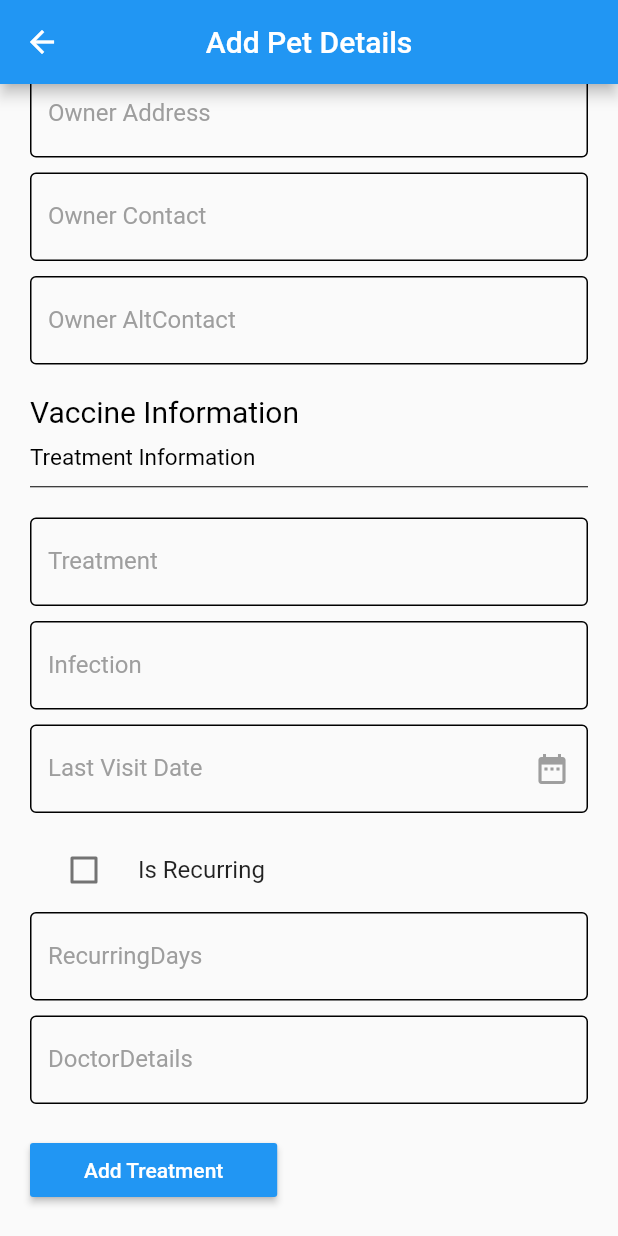
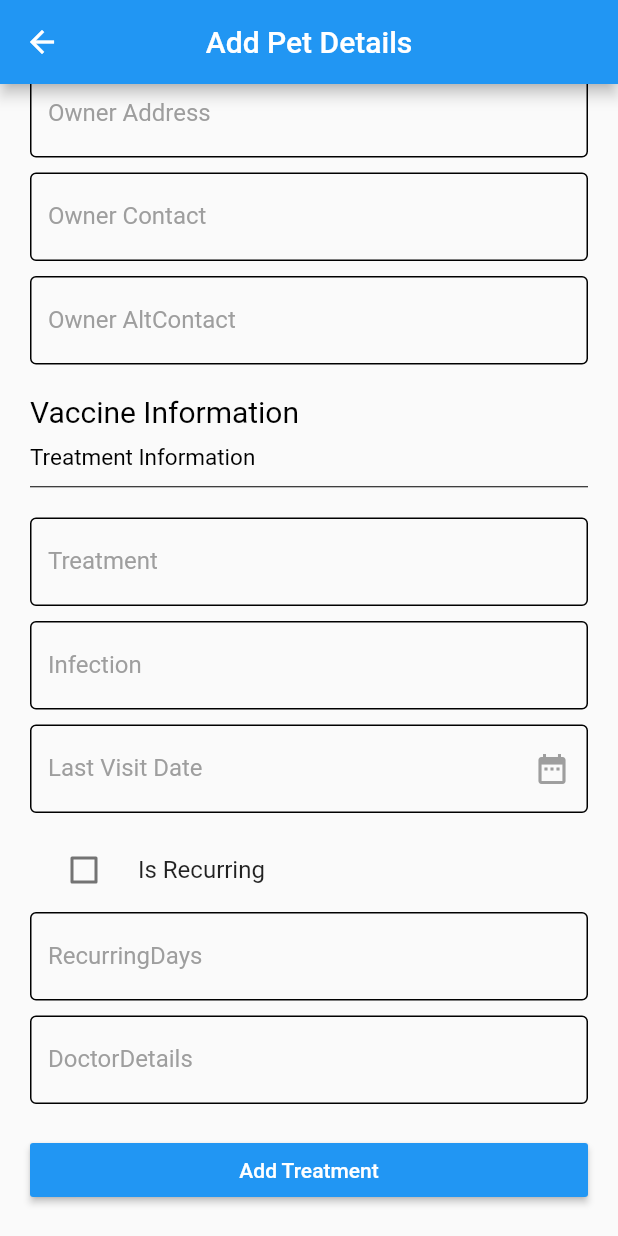
Before and after one commit to jtanna32/mymall, a Flutter app: the AddPetDetails screen opened directly, scrolled down 1443 dp, on a phone screen of 412 x 824 dp. Run offline on Flutter 3.47's test engine with Material 2 defaults, Android fonts, the phone set to English and light mode, and no system bars; our stand-ins replace bloc, flutter_bloc, image_picker, sqflite; accounts and stored records are empty.

Commit message:
- add new add button in upload images

```diff
--- a/lib/view/add_pet_details.dart
+++ b/lib/view/add_pet_details.dart
@@ -45,22 +45,25 @@ class _AddPetDetailsState extends State<AddPetDetails> {
   final TextEditingController _ownerAltContactController =
       TextEditingController();
 
-  ValueNotifier<bool> _dogImageUpdate = ValueNotifier<bool>(false);
-  List<String> _dogImages = [];
+  final ValueNotifier<bool> _dogImageUpdate = ValueNotifier<bool>(false);
+  final List<String> _dogImages = [];
 
-  ValueNotifier<bool> _birthMarkImageUpdate = ValueNotifier<bool>(false);
+  final ValueNotifier<bool> _birthMarkImageUpdate = ValueNotifier<bool>(false);
   String _birthMarkImage = "";
 
-  ValueNotifier<bool> _pictureWithOwnerUpdate = ValueNotifier<bool>(false);
+  final ValueNotifier<bool> _pictureWithOwnerUpdate =
+      ValueNotifier<bool>(false);
   String _pictureWithOwner = "";
 
-  List<Infection> _treatmentList = [Infection()];
+  final List<Infection> _treatmentList = [Infection()];
 
   List<ValueNotifier<bool>> isRecurringUpdateList = [
     ValueNotifier<bool>(false)
   ];
 
-  List<TextEditingController> _lastVisitDateController = [TextEditingController()];
+  final List<TextEditingController> _lastVisitDateController = [
+    TextEditingController()
+  ];
 
   @override
   Widget build(BuildContext context) {
@@ -399,11 +402,8 @@ class _AddPetDetailsState extends State<AddPetDetails> {
     return ValueListenableBuilder<bool>(
       valueListenable: _dogImageUpdate,
       builder: (context, b, __) {
-        return _dogImages.isNotEmpty
-            ? _imageList()
-            : _addButton(onTap: () {
-                _selectMultipleImages();
-              });
+        print("dogImage,${_dogImages.length}");
+        return _imageList();
       },
     );
   }
@@ -413,7 +413,9 @@ class _AddPetDetailsState extends State<AddPetDetails> {
       valueListenable: _birthMarkImageUpdate,
       builder: (context, b, __) {
         return _birthMarkImage.isNotEmpty
-            ? Card(
+            ? SizedBox(
+                width: 400,
+                height: 300,
                 child: Image.memory(base64Decode(_birthMarkImage)),
               )
             : _addButton(onTap: () async {
@@ -431,7 +433,9 @@ class _AddPetDetailsState extends State<AddPetDetails> {
       valueListenable: _pictureWithOwnerUpdate,
       builder: (context, b, __) {
         return _pictureWithOwner.isNotEmpty
-            ? Card(
+            ? SizedBox(
+                width: 400,
+                height: 300,
                 child: Image.memory(base64Decode(_pictureWithOwner)),
               )
             : _addButton(onTap: () async {
@@ -445,16 +449,29 @@ class _AddPetDetailsState extends State<AddPetDetails> {
   }
 
   Widget _imageList() {
-    return GridView.builder(
+    return Column(
+      children: [
+        _addButton(onTap: () {
+          _dogImageUpdate.value = false;
+          _selectMultipleImages();
+        }),
+        _dogImages.isNotEmpty?
+        GridView.builder(
           itemCount: _dogImages.length,
+          physics: const NeverScrollableScrollPhysics(),
           shrinkWrap: true,
           gridDelegate: const SliverGridDelegateWithFixedCrossAxisCount(
-          crossAxisCount: /*(orientation == Orientation.portrait) ? 2 :*/ 3),
+              crossAxisCount: 3),
           itemBuilder: (BuildContext context, int index) {
             return Card(
-          child: Image.memory(base64Decode(_dogImages[index])),
+              child: Image.memory(
+                base64Decode(_dogImages[index]),
+                fit: BoxFit.contain,
+              ),
             );
           },
+        ):const SizedBox.shrink(),
+      ],
     );
   }
 
@@ -481,13 +498,16 @@ class _AddPetDetailsState extends State<AddPetDetails> {
   void _selectMultipleImages() async {
     final ImagePicker imagePicker = ImagePicker();
     final List<XFile>? selectedImages = await imagePicker.pickMultiImage();
-    if (selectedImages!.isNotEmpty) {
+    print("rekjfhrwf,${selectedImages!.length}");
+    if (selectedImages.isNotEmpty) {
       for (var element in selectedImages) {
         List<int> imageBytes = await element.readAsBytes();
         String base64Image = base64Encode(imageBytes);
         _dogImages.add(base64Image);
       }
     }
+
+    print("llhkllkj,${_dogImages.length}");
 
     _dogImageUpdate.value = true;
   }
@@ -550,12 +570,13 @@ class _AddPetDetailsState extends State<AddPetDetails> {
             itemBuilder: (context, index) {
               return Column(
                 children: [
-
                   const Divider(
                     height: 1,
                     color: Colors.black,
                   ),
-                  SizedBox(height: 20,),
+                  const SizedBox(
+                    height: 20,
+                  ),
 
                   // treatment
                   _appTextField(
@@ -582,7 +603,7 @@ class _AddPetDetailsState extends State<AddPetDetails> {
                   // infection
                   _appTextField(
                     labelText: "Last Visit Date",
-                    controller:  _lastVisitDateController[index],
+                    controller: _lastVisitDateController[index],
                     readOnly: true,
                     suffixIcon: const Icon(
                       Icons.date_range,
@@ -604,7 +625,6 @@ class _AddPetDetailsState extends State<AddPetDetails> {
                   ValueListenableBuilder<bool>(
                     valueListenable: isRecurringUpdateList[index],
                     builder: (context, isRecurring, __) {
-
                       return Column(
                         crossAxisAlignment: CrossAxisAlignment.start,
                         children: [
@@ -644,12 +664,15 @@ class _AddPetDetailsState extends State<AddPetDetails> {
                       _treatmentList[index].doctorDetails = doctorDetails;
                     },
                   ),
-                  const SizedBox(height: 20,),
-
+                  const SizedBox(
+                    height: 20,
+                  ),
                 ],
               );
             }),
-        MaterialButton(
+        SizedBox(
+          width: MediaQuery.of(context).size.width,
+          child: MaterialButton(
             color: Colors.blue,
             minWidth: MediaQuery.of(context).size.width * 0.4,
             child: const Text(
@@ -662,10 +685,9 @@ class _AddPetDetailsState extends State<AddPetDetails> {
               _treatmentList.add(Infection());
               isRecurringUpdateList.add(ValueNotifier<bool>(false));
               _lastVisitDateController.add(TextEditingController());
-            setState(() {
-
-            });
+              setState(() {});
             },
+          ),
         ),
         const SizedBox(
           height: 10,
```
Lines whose indentation alone changed are shown as unchanged.
